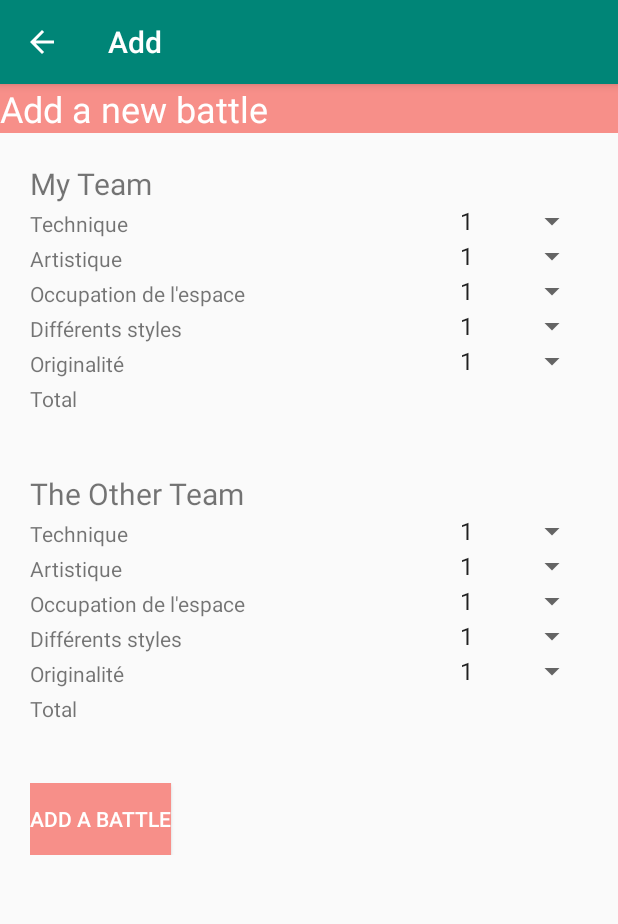
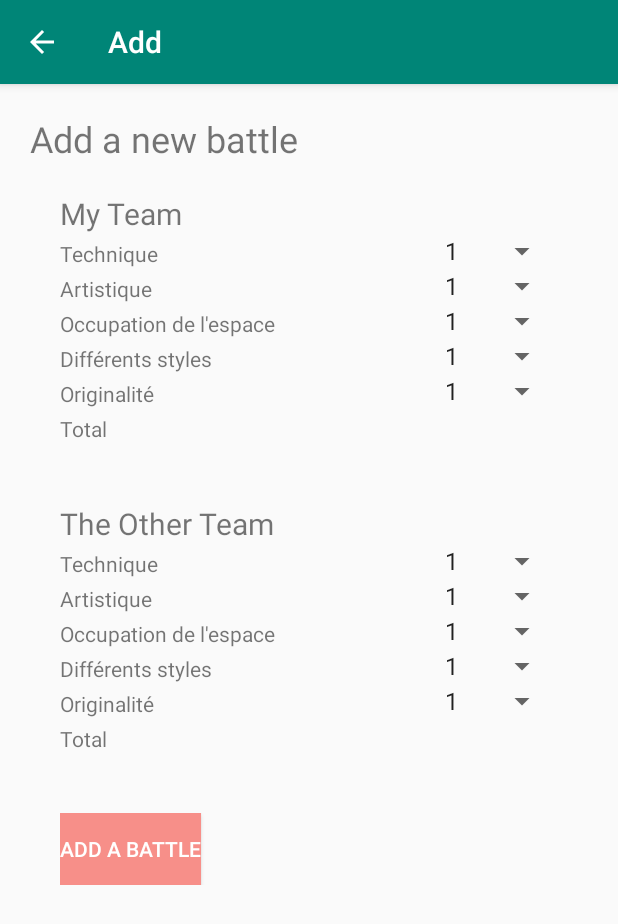
Before and after one commit to Schouketta/ProjetAndroid, an Android app: the Add2 screen opened directly, with no data from a screen before it, on a phone screen of 412 x 824 dp. Shown: the top 924 px of the screen. Run offline under Robolectric (Android 15) with nearby library versions, the phone set to English and light mode, and no system bars; 1 statement that could not run was skipped.

Commit message:
modifs beauté

```diff
--- a/app/src/main/res/layout/activity_add2.xml
+++ b/app/src/main/res/layout/activity_add2.xml
@@ -6,12 +6,12 @@
     <LinearLayout
         android:layout_width="match_parent"
         android:layout_height="wrap_content"
-        android:orientation="vertical">
+        android:orientation="vertical"
+        android:padding="20dp">
 
         <LinearLayout
             android:layout_width="match_parent"
             android:layout_height="wrap_content"
-            android:background="@color/pink"
             android:isScrollContainer="true">
 
             <TextView
@@ -19,7 +19,6 @@
                 android:layout_height="wrap_content"
                 android:layout_gravity="center_vertical|center_horizontal"
                 android:text="@string/addBattleTitle"
-                android:textColor="@color/white"
                 android:textSize="24sp" />
         </LinearLayout>
 
```
